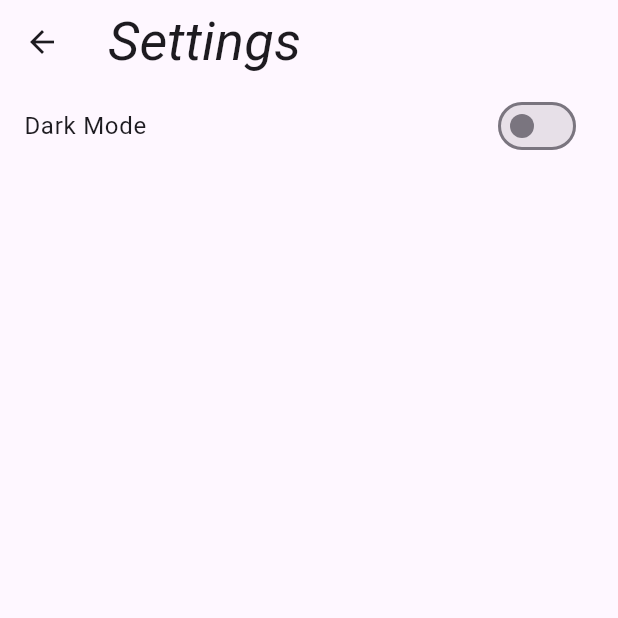
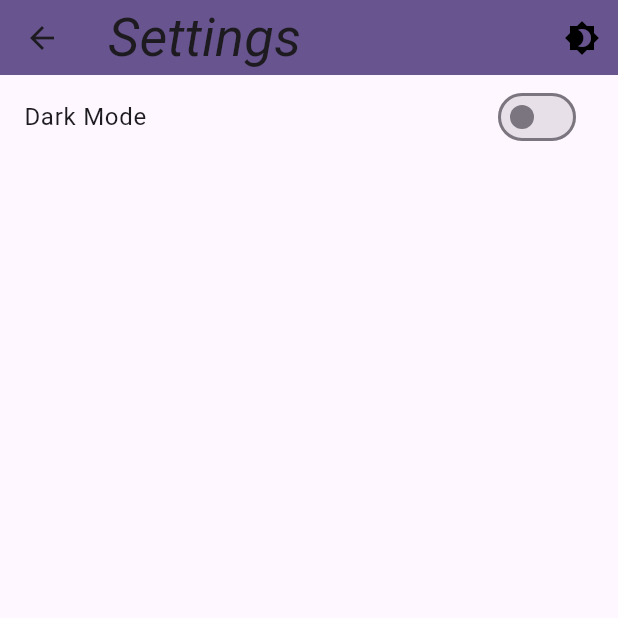
Before and after one commit to H4zlq/flutter-todo, a Flutter app: the SettingsScreen screen opened by its route, on a phone screen of 412 x 824 dp, the top half of it. Run offline on Flutter 3.47's test engine with Material 3 defaults, Android fonts, the phone set to English and light mode, and no system bars.

Commit message:
Update settings screen with custom app bar

```diff
--- a/lib/app/screens/settings_screen.dart
+++ b/lib/app/screens/settings_screen.dart
@@ -1,5 +1,6 @@
 import 'package:flutter/material.dart';
 import 'package:provider/provider.dart';
+import 'package:todo_app/app/shared/components/todo_app_bar.dart';
 
 /* Application structures */
 
@@ -17,9 +18,7 @@ class _SettingsScreenState extends State<SettingsScreen> {
   @override
   Widget build(BuildContext context) {
     return Scaffold(
-      appBar: AppBar(
-        title: const Text('Settings'),
-      ),
+      appBar: const TodoAppBar(title: 'Settings'),
       body: Consumer<ThemeContext>(
         builder: (context, provider, child) {
           return ListView(
```
